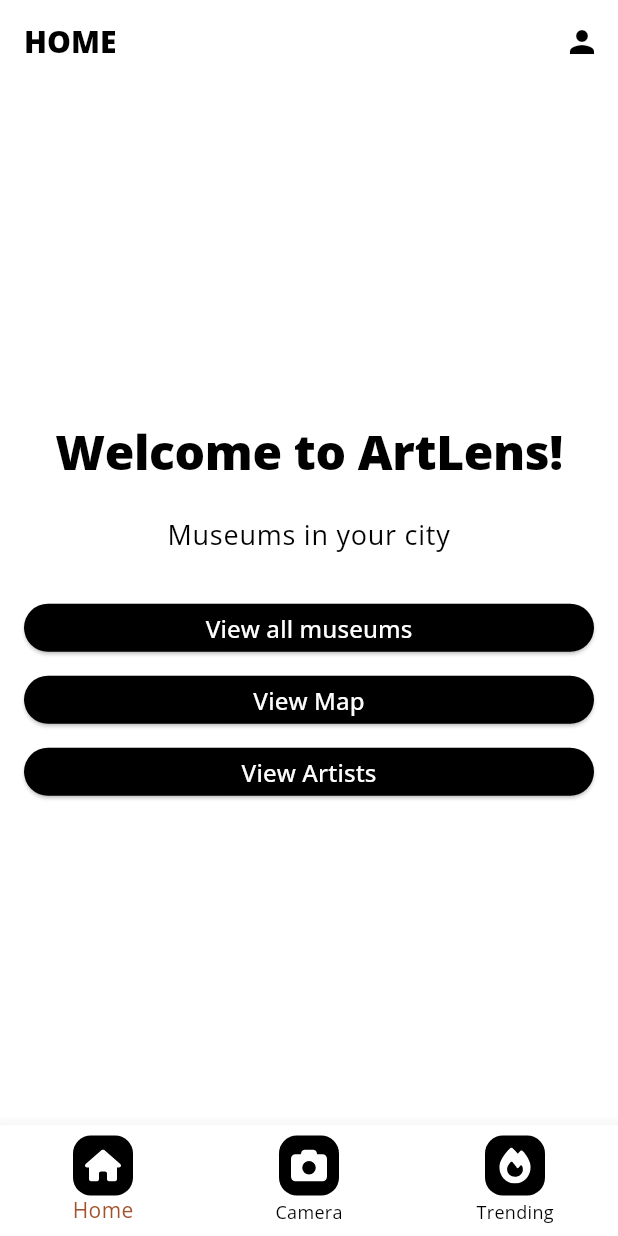
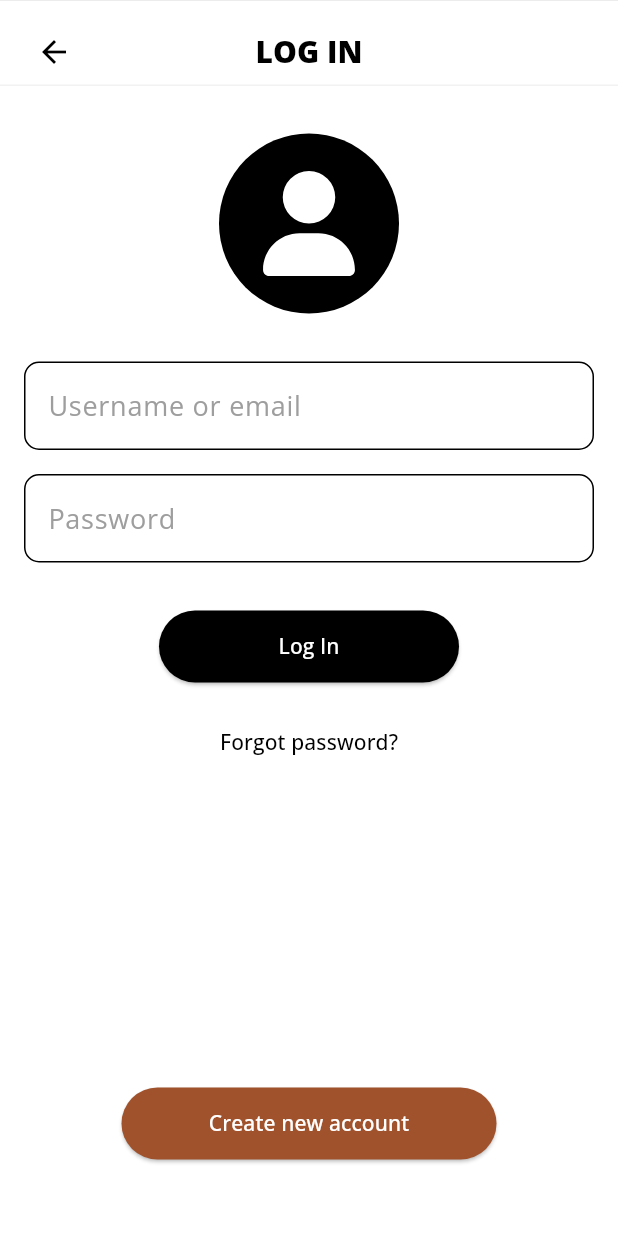
Before and after one commit to ISIS3510-202420-G33/flutter-app, a Flutter app: the screen it shows after launch, after a tap on the "person" icon, on a phone screen of 412 x 824 dp. Run offline on Flutter 3.47's test engine with Material 3 defaults, Android fonts, the phone set to English and light mode, and no system bars; our stand-ins replace camera, flutter_svg; network calls fail.

Commit message:
Log In and Sign up views

```diff
--- a/artlens/lib/views/home_view.dart
+++ b/artlens/lib/views/home_view.dart
@@ -1,6 +1,8 @@
 import 'package:flutter/material.dart';
 import '../widgets/custom_button.dart'; // Import the reusable custom button widget
 import 'package:artlens/widgets/custom_bottom_nav_bar.dart';
+
+import 'login_view.dart';
 
 class HomeView extends StatefulWidget {
   const HomeView({Key? key}) : super(key: key);
@@ -42,7 +44,12 @@ class _HomeViewState extends State<HomeView> {
           IconButton(
             icon: const Icon(Icons.person),
             onPressed: () {
-              // Navigate to profile or any other action
+              Navigator.push(
+                context,
+                MaterialPageRoute(
+                  builder: (context) => LoginPage(), // Reutiliza la instancia singleton de LoginPage
+                ),
+              );
             },
           ),
         ],
--- /dev/null
+++ b/artlens/lib/views/login_view.dart
@@ -0,0 +1,135 @@
+import 'package:flutter/material.dart';
+import 'package:flutter_svg/flutter_svg.dart';
+import '../widgets/custom_app_bar.dart';
+import 'sign_up_view.dart';  // Importa la vista de SignUpPage
+
+class LoginPage extends StatelessWidget {
+  static final LoginPage _instance = LoginPage._internal();
+
+  LoginPage._internal();
+
+  factory LoginPage() {
+    return _instance;
+  }
+
+  @override
+  Widget build(BuildContext context) {
+    // Usamos MediaQuery para obtener el tamaño de la pantalla
+    final screenHeight = MediaQuery.of(context).size.height;
+
+    return Scaffold(
+      appBar: CustomAppBar(title: "LOG IN", showProfileIcon: false),
+      body: SingleChildScrollView(
+        padding: const EdgeInsets.symmetric(horizontal: 16.0),
+        child: Column(
+          mainAxisAlignment: MainAxisAlignment.start,
+          crossAxisAlignment: CrossAxisAlignment.center,
+          children: [
+            SizedBox(height: 32),
+            // Ícono de usuario dentro de un círculo negro aún más prominente
+            Container(
+              padding: const EdgeInsets.all(25.0), // Aumentamos más el padding para más negro
+              decoration: const BoxDecoration(
+                color: Colors.black, // Fondo negro
+                shape: BoxShape.circle,
+              ),
+              child: SvgPicture.asset(
+                'assets/images/user-solid.svg',
+                height: 70, // Reduce ligeramente el tamaño del ícono para más fondo negro
+                width: 70,
+                color: Colors.white, // Ícono blanco
+              ),
+            ),
+            SizedBox(height: 32),
+
+            // Campos de Texto
+            TextField(
+              style: TextStyle(color: Colors.grey),
+              decoration: InputDecoration(
+                labelText: 'Username or email',
+                labelStyle: TextStyle(color: Colors.grey),
+                border: OutlineInputBorder(
+                  borderRadius: BorderRadius.circular(10),
+                ),
+                focusedBorder: OutlineInputBorder(
+                  borderSide: BorderSide(color: Colors.grey),
+                  borderRadius: BorderRadius.circular(10),
+                ),
+              ),
+            ),
+            SizedBox(height: 16),
+            TextField(
+              obscureText: true,
+              style: TextStyle(color: Colors.grey),
+              decoration: InputDecoration(
+                labelText: 'Password',
+                labelStyle: TextStyle(color: Colors.grey),
+                border: OutlineInputBorder(
+                  borderRadius: BorderRadius.circular(10),
+                ),
+                focusedBorder: OutlineInputBorder(
+                  borderSide: BorderSide(color: Colors.grey),
+                  borderRadius: BorderRadius.circular(10),
+                ),
+              ),
+            ),
+            SizedBox(height: 32),
+
+            // Botón de inicio de sesión
+            SizedBox(
+              width: 200,
+              height: 48,
+              child: ElevatedButton(
+                style: ElevatedButton.styleFrom(
+                  backgroundColor: Colors.black,
+                  shape: RoundedRectangleBorder(
+                    borderRadius: BorderRadius.circular(25),
+                  ),
+                ),
+                onPressed: () {
+                  // Acción de inicio de sesión
+                },
+                child: Text('Log In', style: TextStyle(color: Colors.white)),
+              ),
+            ),
+            SizedBox(height: 16),
+
+            // Forgot password
+            TextButton(
+              onPressed: () {
+                // Acción de "Forgot Password"
+              },
+              child: Text('Forgot password?', style: TextStyle(color: Colors.black)),
+            ),
+
+            // Espacio dinámico basado en el tamaño de la pantalla
+            SizedBox(height: screenHeight * 0.25), // Ajusta el porcentaje según sea necesario
+
+            // Botón de Crear Cuenta
+            SizedBox(
+              width: 250,
+              height: 48,
+              child: ElevatedButton(
+                style: ElevatedButton.styleFrom(
+                  backgroundColor: Theme.of(context).colorScheme.secondary,
+                  shape: RoundedRectangleBorder(
+                    borderRadius: BorderRadius.circular(25),
+                  ),
+                ),
+                onPressed: () {
+                  // Navegación a la vista de Sign Up
+                  Navigator.push(
+                    context,
+                    MaterialPageRoute(builder: (context) => SignUpPage()),
+                  );
+                },
+                child: Text('Create new account', style: TextStyle(color: Colors.white)),
+              ),
+            ),
+            SizedBox(height: 32),
+          ],
+        ),
+      ),
+    );
+  }
+}
--- a/artlens/lib/widgets/custom_app_bar.dart
+++ b/artlens/lib/widgets/custom_app_bar.dart
@@ -3,8 +3,9 @@ import 'package:flutter_svg/flutter_svg.dart';
 
 class CustomAppBar extends StatelessWidget implements PreferredSizeWidget {
   final String title;
+  final bool showProfileIcon;  // Nuevo parámetro para controlar el ícono
 
-  CustomAppBar({required this.title});
+  CustomAppBar({required this.title, this.showProfileIcon = true});
 
   @override
   Widget build(BuildContext context) {
@@ -26,11 +27,9 @@ class CustomAppBar extends StatelessWidget implements PreferredSizeWidget {
               child: IconButton(
                 icon: const Icon(Icons.arrow_back, color: Colors.black),
                 onPressed: () {
-                  // Ensure Navigator can pop before trying to pop
                   if (Navigator.canPop(context)) {
                     Navigator.pop(context);
                   } else {
-                    // Optional: show a message or take another action if there's no screen to pop to
                     print('No screen to pop back to');
                   }
                 },
@@ -44,9 +43,10 @@ class CustomAppBar extends StatelessWidget implements PreferredSizeWidget {
                 fontWeight: FontWeight.w800, // Extra bold para el título
               ), // Aplica el estilo global del tema
             ),
-            actions: [
+            actions: showProfileIcon
+                ? [
               Padding(
-                padding: const EdgeInsets.only(right: 32.0), // Alinea el ícono con el título
+                padding: const EdgeInsets.only(right: 32.0),
                 child: IconButton(
                   icon: Container(
                     padding: const EdgeInsets.all(8.0),
@@ -68,7 +68,8 @@ class CustomAppBar extends StatelessWidget implements PreferredSizeWidget {
                   },
                 ),
               ),
-            ],
+            ]
+                : [],  // No muestra el ícono si showProfileIcon es false
           ),
         ),
         // Línea inferior
```
Also changed, not shown: artlens/lib/views/camera_view.dart (+0 -9 lines), artlens/lib/views/sign_up_view.dart (added, +153 -0 lines).
